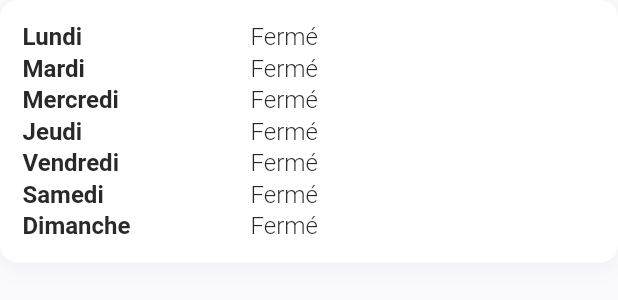
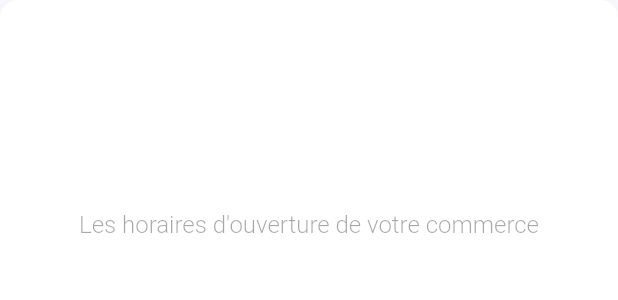
Before and after one commit to Le-Chemin-du-Local/Application, a Flutter app: the PageBusinessHoursCard widget shown alone on an empty page, opened directly with empty values, on a phone screen of 412 x 824 dp. Shown: the top 300 px of the screen. Run offline on Flutter 3.47's test engine with Material 2 defaults, Android fonts, the phone set to English and light mode, and no system bars; our stand-ins replace date_time_picker, file_picker, flutter_credit_card, flutter_riverpod, flutter_secure_storage, flutter_vector_icons and 6 more; missing offline and left inert: excel, flag, flutter_stripe, latlng, map; accounts and stored records are empty; network calls fail; statements that could not run were skipped.

Commit message:
✨ Ajout des placeholder pour la page commerçant

```diff
--- a/lib/features/products/storekeepers/products_main_page/widgets/product_edit_form.dart
+++ b/lib/features/products/storekeepers/products_main_page/widgets/product_edit_form.dart
@@ -486,6 +486,6 @@ class _ProductEditFormState extends State<ProductEditForm> {
       });
     }
 
-    imageCache.clear();
+    imageCache?.clear();
   }
 }
--- a/lib/features/storekeepers/storekeeper_page/widgets/page_business_hours_card.dart
+++ b/lib/features/storekeepers/storekeeper_page/widgets/page_business_hours_card.dart
@@ -1,8 +1,8 @@
 import 'package:chemin_du_local/core/widgets/cl_card.dart';
-import 'package:chemin_du_local/features/commerces/business_hours.dart';
 import 'package:chemin_du_local/features/commerces/schedule.dart';
 import 'package:chemin_du_local/features/storekeepers/storekeeper_page/widgets/schedule_field.dart';
 import 'package:chemin_du_local/features/storekeepers/storekeeper_page/widgets/schedule_field_controller.dart';
+import 'package:flutter/gestures.dart';
 import 'package:flutter/material.dart';
 
 class PageBusinessHoursCard extends StatelessWidget {
@@ -32,6 +32,18 @@ class PageBusinessHoursCard extends StatelessWidget {
   Widget build(BuildContext context) {
     if (isEditing) {
       return _buildForm();
+    }
+
+    if (_isEmpty()) {
+      return const ClCard(
+        height: 300,
+        child: Opacity(
+          opacity: 0.4,
+          child: Center(
+            child: Text("Les horaires d'ouverture de votre commerce"),
+          ),
+        ),
+      );
     }
 
     return _buildContent();
@@ -146,4 +158,14 @@ class PageBusinessHoursCard extends StatelessWidget {
       ),
     );
   }
+
+  bool _isEmpty() {
+    return mondayController.schedules.isEmpty
+      && tuesdayController.schedules.isEmpty
+      && wednesdayController.schedules.isEmpty
+      && thursdayController.schedules.isEmpty
+      && fridayController.schedules.isEmpty
+      && saturdayController.schedules.isEmpty
+      && sundayController.schedules.isEmpty;
+  }
 }
--- a/lib/features/storekeepers/storekeeper_page/widgets/page_header_image.dart
+++ b/lib/features/storekeepers/storekeeper_page/widgets/page_header_image.dart
@@ -170,7 +170,7 @@ class PageHeaderImage extends StatelessWidget {
       );
 
       onImageSelected(file);
-      imageCache.clear();
+      imageCache?.clear();
     }
   }
 }
```
Also changed, not shown: lib/features/storekeepers/storekeeper_page/storekeeper_page.dart (+22 -4 lines), lib/features/storekeepers/storekeeper_page/widgets/page_description_card.dart (+9 -1 lines), lib/features/storekeepers/storekeeper_page/widgets/page_paniers_list.dart (+29 -1 lines), lib/features/storekeepers/storekeeper_page/widgets/page_products_list.dart (+29 -1 lines), lib/features/storekeepers/storekeeper_page/widgets/page_products_list_big.dart (+20 -1 lines).
